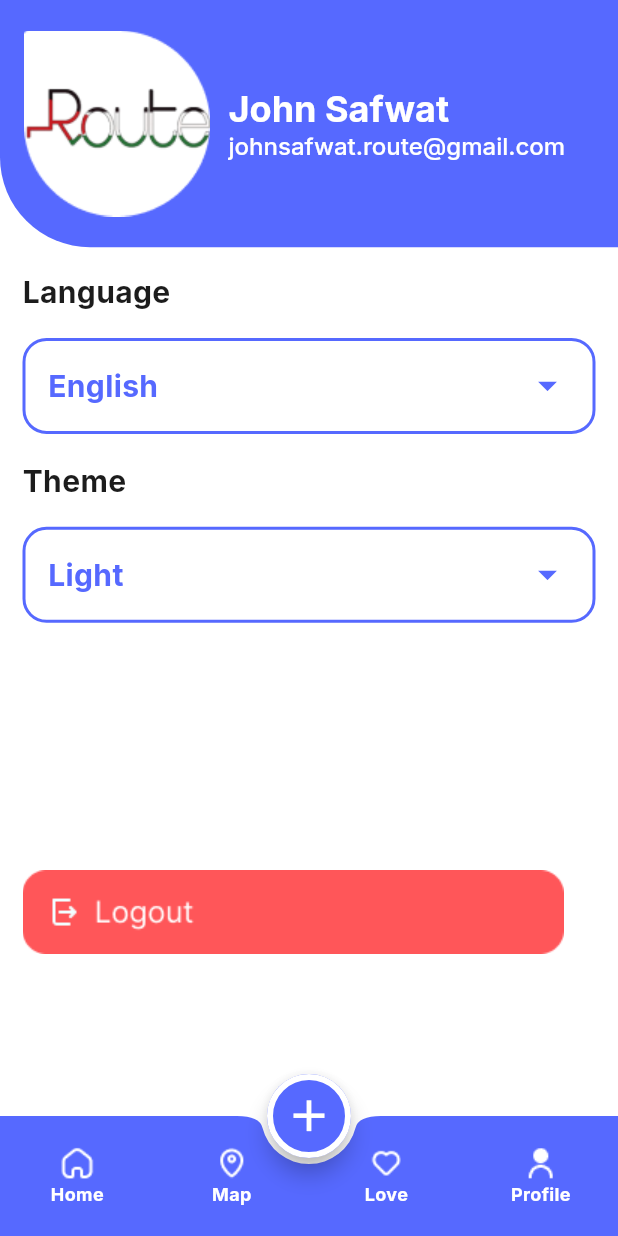
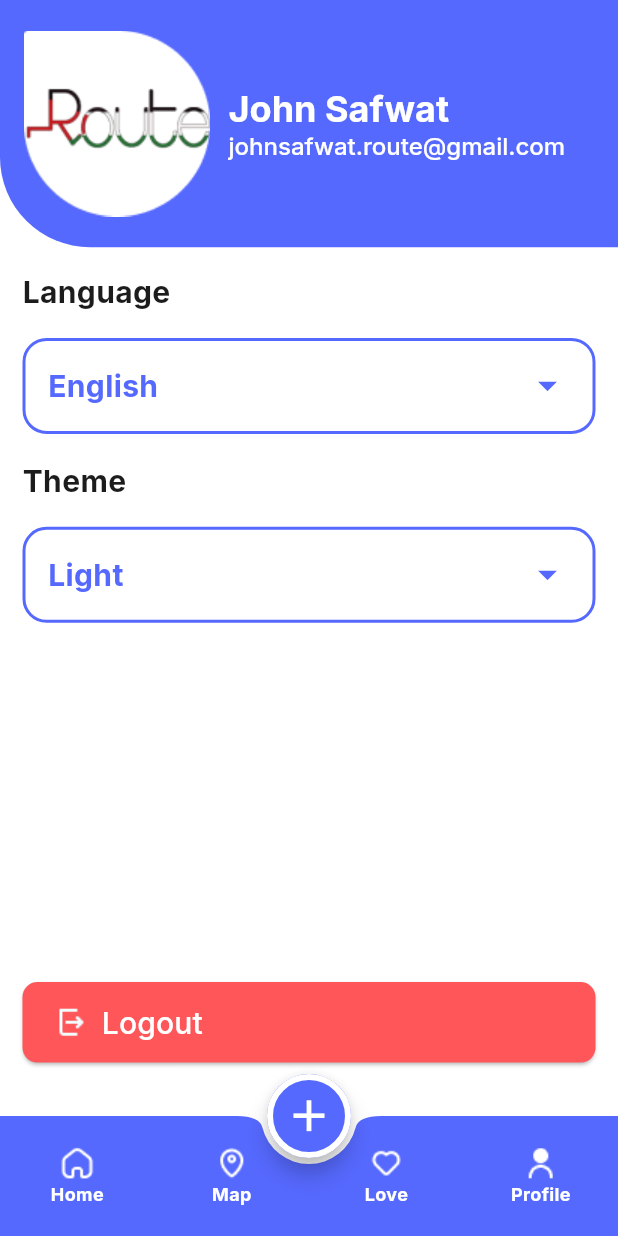
Before and after one commit to LojainHamza/eventPlanningApplication, a Flutter app: the screen it shows after launch, item 4 of the bottom bar chosen, on a phone screen of 412 x 824 dp. Run offline on Flutter 3.47's test engine with Material 3 defaults, Android fonts, the phone set to English and light mode, and no system bars; our stand-ins replace google_fonts; generated files the repository leaves out were written again.

Commit message:
edit in profile tab.

```diff
--- a/lib/ui/home_screen/tabs/profile/profile_tab.dart
+++ b/lib/ui/home_screen/tabs/profile/profile_tab.dart
@@ -119,10 +119,28 @@ class _ProfileTapState extends State<ProfileTap> {
                 ),
               ),
             ),
-            SizedBox(height: height*0.2),
-            InkWell(
-                onTap: (){},
-                child: Image.asset(MyAssetsManager.logoutButton)),
+            Spacer(),
+            ElevatedButton(
+              style: ElevatedButton.styleFrom(
+                backgroundColor: MyAppColors.redColor,
+                shape: RoundedRectangleBorder(
+                  borderRadius: BorderRadius.circular(10)
+                ),
+                padding: EdgeInsets.symmetric(
+                  vertical: height*0.015,
+                  horizontal: width*0.05
+                )
+              ),
+                onPressed: (){},
+                child: Row(
+                  children: [
+                    Image.asset(MyAssetsManager.exitIcon),
+                    SizedBox(width: width*0.02),
+                    Text(AppLocalizations.of(context)!.logout,style: MyAppStyles.medium20White,)
+                  ],
+                )
+            ),
+            SizedBox(height: height*0.025),
           ],
         ),
       ),
--- a/lib/utils/myAppStyles.dart
+++ b/lib/utils/myAppStyles.dart
@@ -63,6 +63,8 @@ class MyAppStyles {
       fontWeight: FontWeight.w500, fontSize: 14, color: MyAppColors.whiteColor);
   static TextStyle regular14White = GoogleFonts.inter(
       fontWeight: FontWeight.w400, fontSize: 14, color: MyAppColors.whiteColor);
+  static TextStyle regular20White = GoogleFonts.inter(
+      fontWeight: FontWeight.w400, fontSize: 20, color: MyAppColors.whiteColor);
 
   /// =============== gray ===============
   static TextStyle medium16Gray = GoogleFonts.inter(
--- a/lib/utils/myAssetsManager.dart
+++ b/lib/utils/myAssetsManager.dart
@@ -10,6 +10,7 @@ class MyAssetsManager{
   static const String egyptFlag = 'assets/images/egFlag.png';
   static const String emailIcon = 'assets/images/emailIcon.png';
   static const String eventTitleImage = 'assets/images/eventlyTitleImage.png';
+  static const String exitIcon = 'assets/images/exitIcon.png';
   static const String forgetPasswordImage = 'assets/images/forgetPasswordImage.png';
   static const String googleIcon = 'assets/images/googleIcon.png';
   static const String homeSelected = 'assets/images/home_selected.png';
```
Also changed, not shown: assets/images/2.0x/exitIcon@2x.png (added), assets/images/3.0x/exitIcon@3x.png (added), assets/images/exitIcon.png (added).
